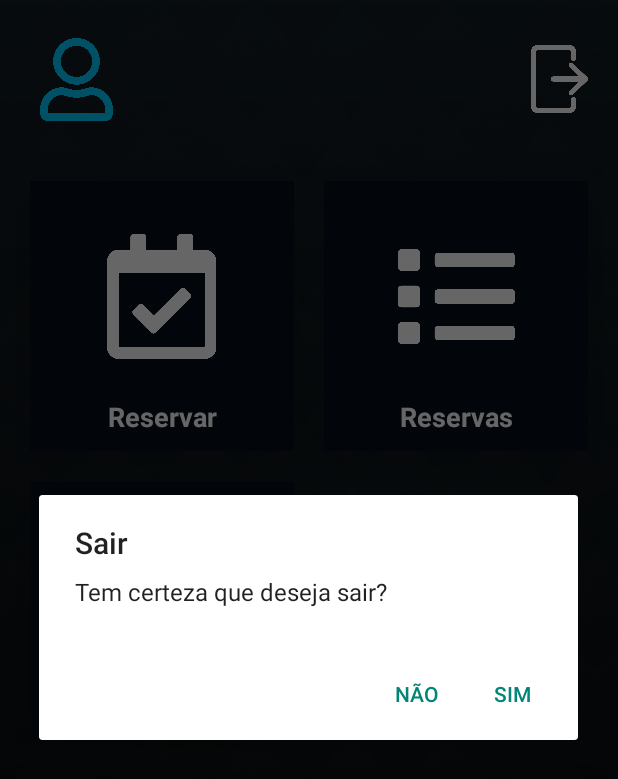
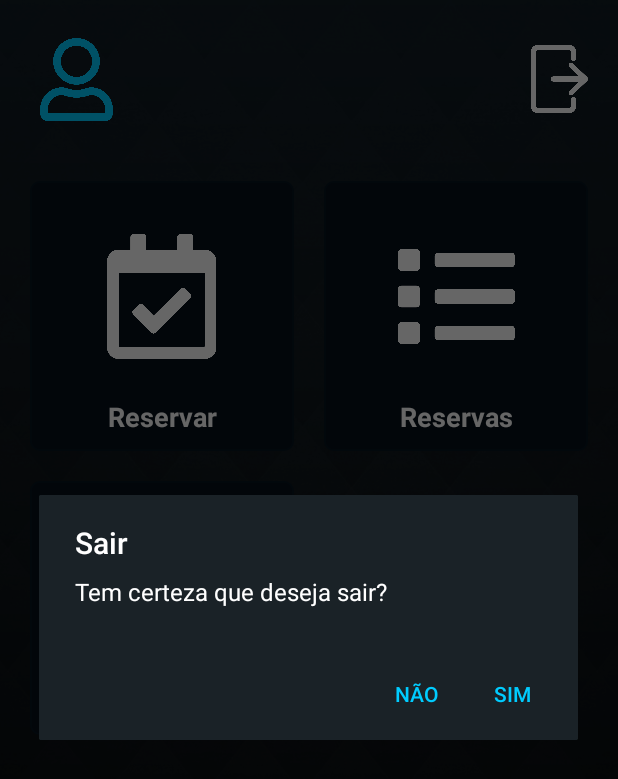
Before and after one commit to GeanCesar/projetoIntegradoV, an Android app: the DashboardActivity screen opened directly, with no data from a screen before it, after a tap on an icon or button, on a phone screen of 412 x 824 dp. Shown: the top 779 px of the screen. Run offline under Robolectric (Android 15) with nearby library versions, the phone set to English and light mode, and no system bars; 2 statements that could not run were skipped.

Commit message:
Ajustes das cores do dialog sair

```diff
--- a/app/src/main/java/com/example/projetointegrado/DashboardActivity.java
+++ b/app/src/main/java/com/example/projetointegrado/DashboardActivity.java
@@ -116,7 +116,7 @@ public class DashboardActivity extends AppCompatActivity implements View.OnClick
 
     @Override
     public void finish() {
-        AlertDialog.Builder dialog = new AlertDialog.Builder(this)
+        AlertDialog.Builder dialog = new AlertDialog.Builder(this, R.style.alertaAzul)
                 .setTitle("Sair")
                 .setMessage("Tem certeza que deseja sair?")
                 .setPositiveButton("Sim", new DialogInterface.OnClickListener() {
--- /dev/null
+++ b/app/src/main/res/drawable/botao_dash.xml
@@ -0,0 +1,8 @@
+<?xml version="1.0" encoding="utf-8"?>
+<shape xmlns:android="http://schemas.android.com/apk/res/android" android:shape="rectangle">
+
+    <stroke android:color="@color/borda_botao_dash" android:width="1dp" />
+    <solid android:color="@color/cor_botao_dash"/>
+    <corners android:radius="6dp"/>
+
+</shape>
--- a/app/src/main/res/layout/activity_dashboard.xml
+++ b/app/src/main/res/layout/activity_dashboard.xml
@@ -97,9 +97,8 @@
                             android:layout_height="180dp"
                             android:layout_margin="10dp"
                             android:layout_weight="0.65"
-                            android:background="@color/cor_botao_dash"
+                            android:background="@drawable/botao_dash"
                             android:clickable="true"
-                            android:elevation="@android:dimen/app_icon_size"
                             android:paddingBottom="15dp">
 
                             <RelativeLayout
@@ -135,9 +134,8 @@
                             android:layout_height="180dp"
                             android:layout_margin="10dp"
                             android:layout_weight="0.65"
-                            android:background="@color/cor_botao_dash"
+                            android:background="@drawable/botao_dash"
                             android:clickable="true"
-                            android:elevation="@android:dimen/app_icon_size"
                             android:paddingBottom="15dp">
 
                             <RelativeLayout
@@ -181,9 +179,8 @@
                             android:layout_height="match_parent"
                             android:layout_margin="10dp"
                             android:layout_weight="0.65"
-                            android:background="@color/cor_botao_dash"
+                            android:background="@drawable/botao_dash"
                             android:clickable="true"
-                            android:elevation="@android:dimen/app_icon_size"
                             android:paddingBottom="15dp">
 
                             <RelativeLayout
@@ -244,9 +241,8 @@
                             android:layout_height="180dp"
                             android:layout_margin="10dp"
                             android:layout_weight="0.65"
-                            android:background="@color/cor_botao_dash"
+                            android:background="@drawable/botao_dash"
                             android:clickable="true"
-                            android:elevation="@android:dimen/app_icon_size"
                             android:paddingBottom="15dp">
 
                             <RelativeLayout
@@ -282,9 +278,8 @@
                             android:layout_height="match_parent"
                             android:layout_margin="10dp"
                             android:layout_weight="0.65"
-                            android:background="@color/cor_botao_dash"
+                            android:background="@drawable/botao_dash"
                             android:clickable="true"
-                            android:elevation="@android:dimen/app_icon_size"
                             android:paddingBottom="15dp">
 
                             <RelativeLayout
--- a/app/src/main/res/values/colors.xml
+++ b/app/src/main/res/values/colors.xml
@@ -9,9 +9,12 @@
     <color name="branco">#FFFFFF</color>
     <color name="cinza">#acacac</color>
     <color name="cor_botao_dash">#050e18</color>
+    <color name="borda_botao_dash">#05131f</color>
     <color name="azul_projeto">#00ccff</color>
     <color name="verde">#5DB75D</color>
     <color name="vermelho">#D9544F</color>
+    <color name="cinzaEscuro">#12181c</color>
     <color name="cinzaEscuroA">#1A2227</color>
     <color name="cinzaEscuroB">#232b30</color>
+
 </resources>
--- a/app/src/main/res/values/styles.xml
+++ b/app/src/main/res/values/styles.xml
@@ -15,4 +15,10 @@
         <item name="android:colorForeground">@color/branco</item>
     </style>
 
+    <style name="alertaAzul" parent="Theme.AppCompat.Light.Dialog.Alert">
+        <item name="android:colorAccent">@color/azul_projeto</item>
+        <item name="android:background">@color/cinzaEscuroA</item>
+        <item name="android:textColorPrimary">#FFFFFF</item>
+    </style>
+
 </resources>
```
Also changed, not shown: 122 other files.
